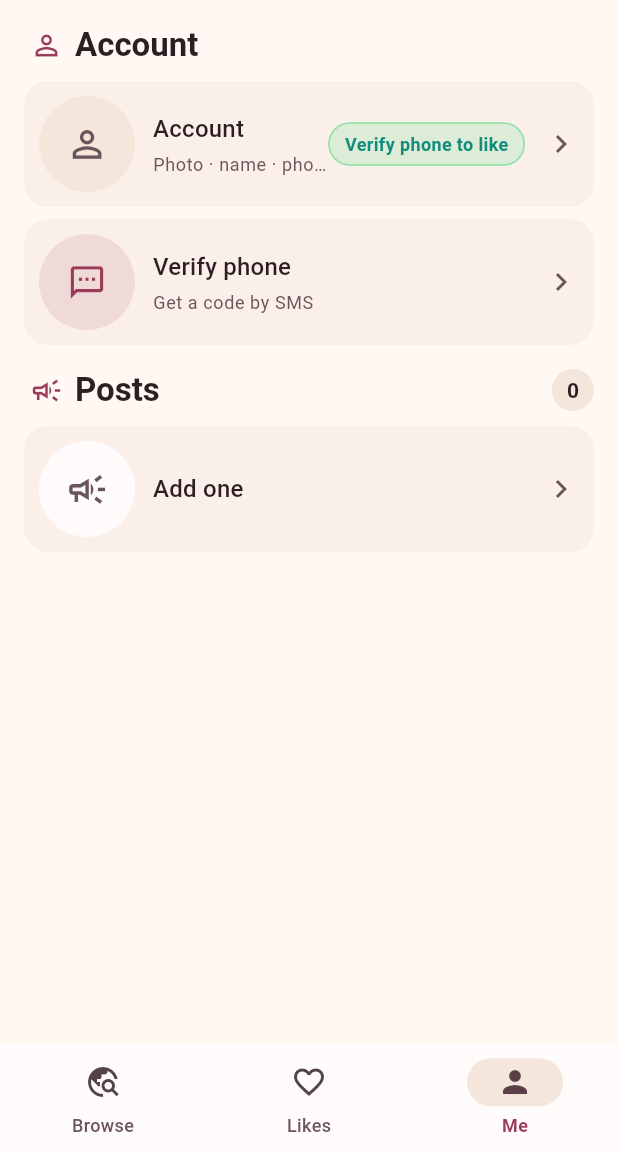
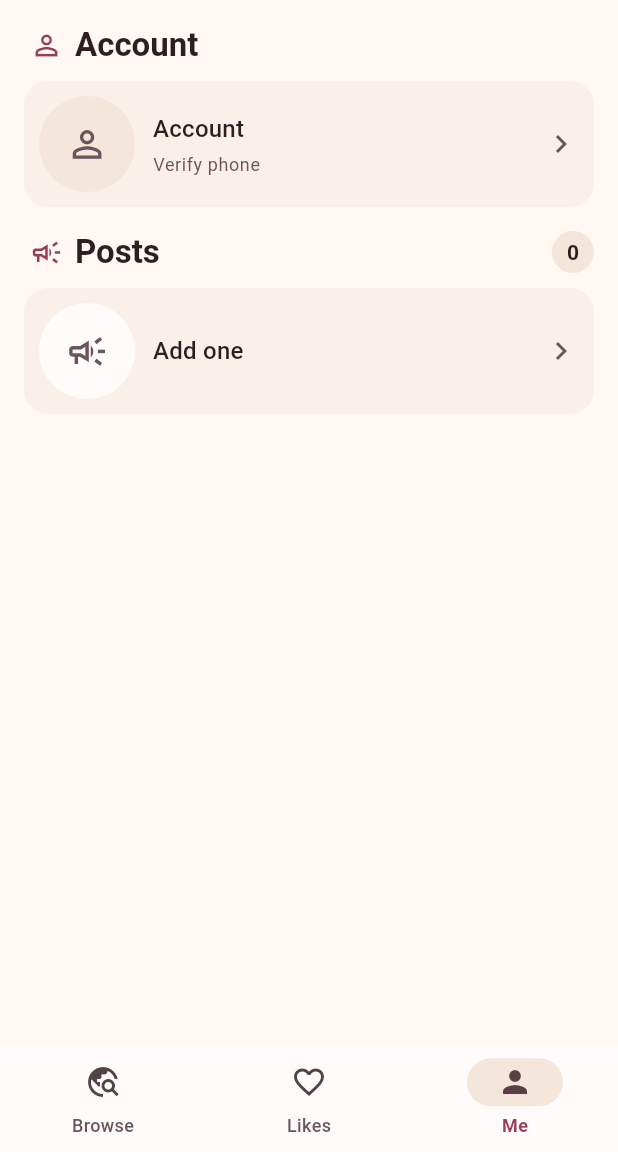
Before and after one commit to pk1codes/lifestations, a Flutter app: the screen it shows after launch, item 3 of the bottom bar chosen, on a phone screen of 412 x 824 dp, the part 84-1236 px from its top. Run offline on Flutter 3.47's test engine with Material 3 defaults, Android fonts, the phone set to English and light mode, and no system bars; our stand-ins replace app_links, cached_network_image, cloud_firestore, cloud_functions, firebase_analytics, firebase_auth and 11 more; missing offline and left inert: firebase_app_check, google_mlkit_face_detection, play_install_referrer; accounts and stored records are empty; network calls fail; Roboto replaces fonts that are missing (Georgia).

Commit message:
Simplify Me Account to one phone-verify path (3.0.62).
Remove the duplicate Verify row and pill; Account sheet remains the single OTP entry.

Co-authored-by: Cursor <cursoragent@cursor.com>

```diff
--- a/lib/screens/home_shell.dart
+++ b/lib/screens/home_shell.dart
@@ -2426,16 +2426,6 @@ class _ContactActionButton extends StatelessWidget {
 class MeScreen extends StatelessWidget {
   const MeScreen({super.key});
 
-  Future<void> _verifyPhoneFromMe(BuildContext context) async {
-    final ok = await showOtpSheet(context);
-    if (!context.mounted) return;
-    if (ok) {
-      ScaffoldMessenger.of(context).showSnackBar(
-        const SnackBar(content: Text('Phone verified')),
-      );
-    }
-  }
-
   @override
   Widget build(BuildContext context) {
     final identity = context.watch<IdentityStore>();
@@ -2446,6 +2436,9 @@ class MeScreen extends StatelessWidget {
     final canPostMore = AppDomains.all.any(
       (domain) => domain.enabled && _domainCanAddPost(context, domain.id),
     );
+    final name = identity.identity.displayName.trim();
+    final city = identity.identity.cityLabel.trim();
+    final verified = identity.identity.phoneVerified;
     return _Page(
       title: 'Me',
       actions: [
@@ -2460,51 +2453,21 @@ class MeScreen extends StatelessWidget {
         children: [
           _HubSectionHeader(title: 'Account', icon: Icons.person_outline),
           _MeHubRow(
+            key: const Key('me_account_row'),
             onTap: () => showIdentityForm(context),
             leading: _IdentityAvatar(photoUrl: photoUrl),
-            title: () {
-              final name = identity.identity.displayName.trim();
-              if (name.isNotEmpty) return name;
-              if (identity.identity.phoneVerified) return 'Phone verified';
-              return 'Account';
-            }(),
-            subtitle: () {
-              final city = identity.identity.cityLabel.trim();
-              if (city.isNotEmpty) return city;
-              if (identity.identity.phoneVerified) return 'Add name';
-              return 'Photo · name · phone';
-            }(),
-            trailing: Row(
-              mainAxisSize: MainAxisSize.min,
-              children: [
-                if (identity.identity.phoneVerified)
-                  const Icon(Icons.verified, color: AppColors.rose, size: 22)
-                else
-                  const Padding(
-                    padding: EdgeInsets.only(right: 8),
-                    child: _WhatsAppNeededPill(),
-                  ),
-              ],
-            ),
-          ),
-          if (!identity.identity.phoneVerified) ...[
-            const SizedBox(height: 8),
-            _MeHubRow(
-              key: const Key('me_verify_phone_row'),
-              onTap: () => _verifyPhoneFromMe(context),
-              leading: CircleAvatar(
-                radius: _IdentityAvatar.radius,
-                backgroundColor: AppColors.rose.withValues(alpha: .12),
-                child: const Icon(
-                  Icons.sms_outlined,
-                  color: AppColors.rose,
-                  size: 26,
-                ),
-              ),
-              title: 'Verify phone',
-              subtitle: 'Get a code by SMS',
-            ),
-          ],
+            title: name.isNotEmpty ? name : 'Account',
+            subtitle: verified
+                ? (city.isNotEmpty ? city : 'Phone verified')
+                : 'Verify phone',
+            trailing: verified
+                ? const Icon(
+                    Icons.verified,
+                    color: Color(0xFF059669),
+                    size: 22,
+                  )
+                : null,
+          ),
           const SizedBox(height: 16),
           _HubSectionHeader(
             title: 'Posts',
@@ -2566,31 +2529,6 @@ class MeScreen extends StatelessWidget {
               ),
           ],
         ],
-      ),
-    );
-  }
-}
-
-class _WhatsAppNeededPill extends StatelessWidget {
-  const _WhatsAppNeededPill();
-
-  @override
-  Widget build(BuildContext context) {
-    return Container(
-      key: const Key('me_whatsapp_needed_pill'),
-      padding: const EdgeInsets.symmetric(horizontal: 10, vertical: 5),
-      decoration: BoxDecoration(
-        color: AppColors.whatsapp.withValues(alpha: .14),
-        borderRadius: BorderRadius.circular(999),
-        border: Border.all(color: AppColors.whatsapp.withValues(alpha: .45)),
-      ),
-      child: const Text(
-        'Verify phone to like',
-        style: TextStyle(
-          color: Color(0xFF128C7E),
-          fontWeight: FontWeight.w700,
-          fontSize: 12,
-        ),
       ),
     );
   }
--- a/pubspec.yaml
+++ b/pubspec.yaml
@@ -1,7 +1,7 @@
 name: flut_marriage
 description: Low-friction multi-domain discovery for India.
 publish_to: none
-version: 3.0.61+65
+version: 3.0.62+66
 
 environment:
   sdk: ^3.12.2
```
Also changed, not shown: 2 other files.
